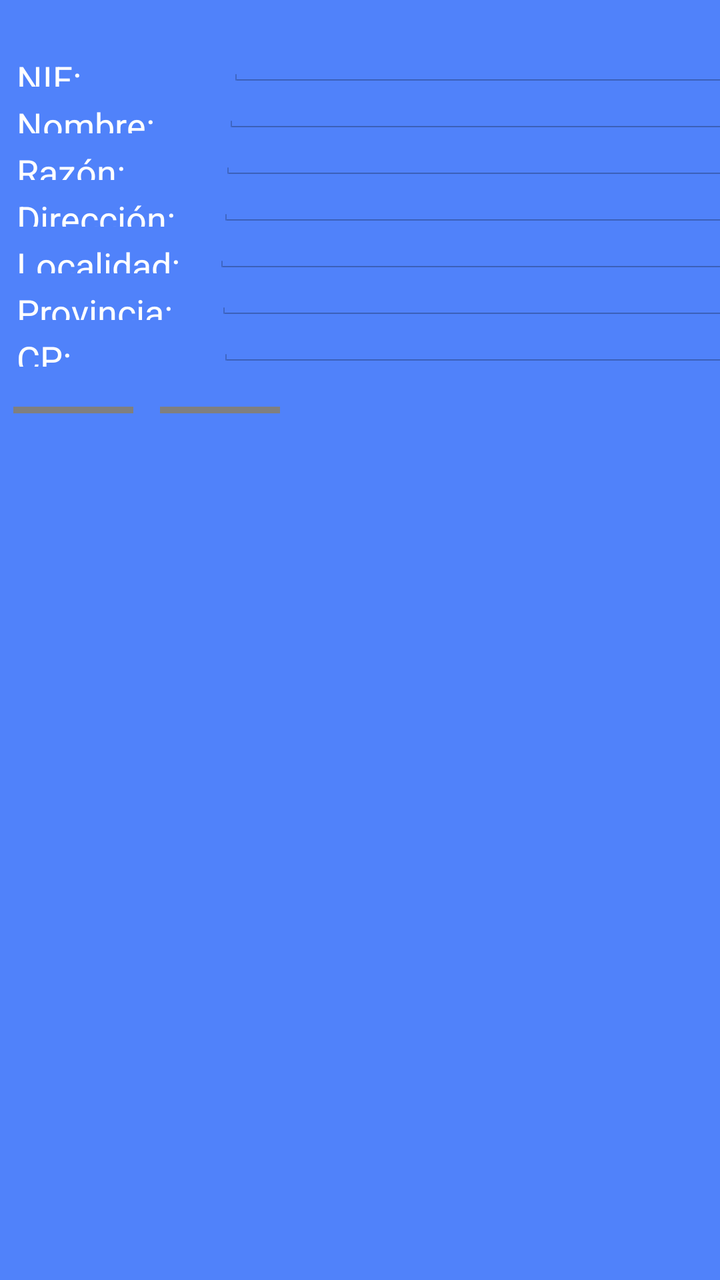
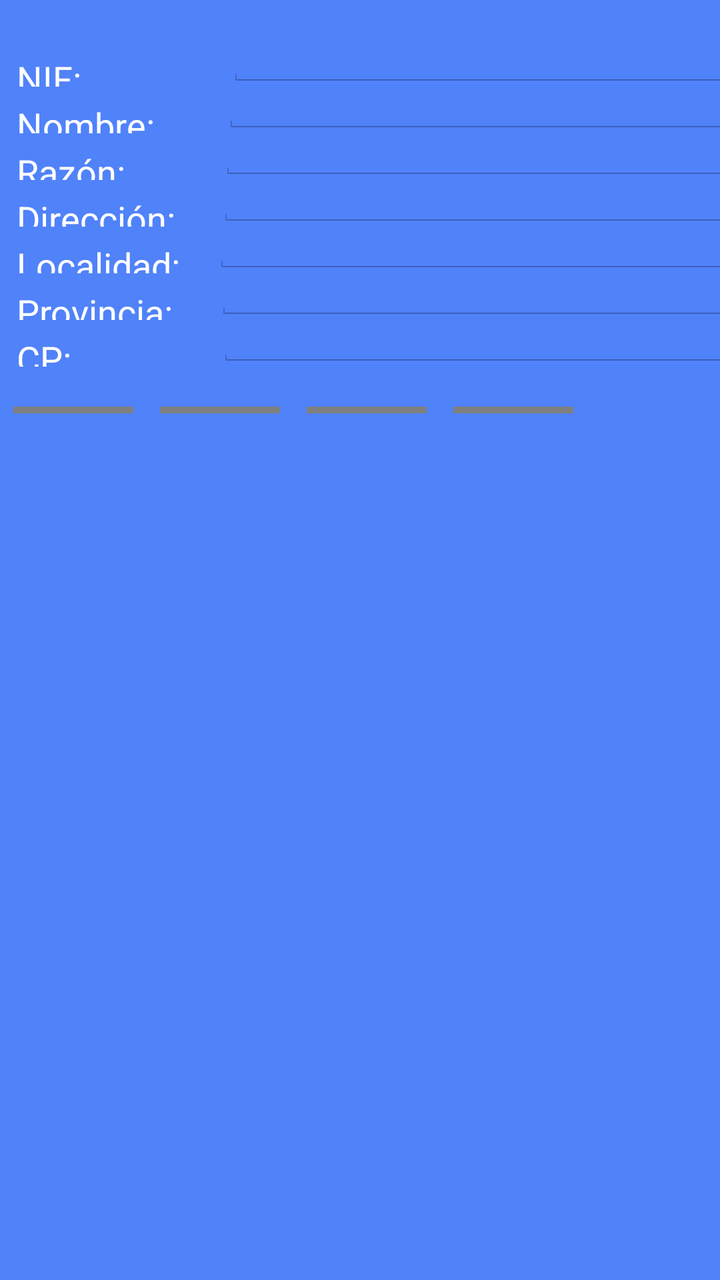

An Android layout rendered at two revisions. The XML below is the earlier revision; the diff shows what the commit changed to produce the second picture.
<!-- AndroidManifest.xml: application theme AppTheme -->
<!-- res/layout/activity_customer_data.xml -->
<LinearLayout xmlns:android="http://schemas.android.com/apk/res/android"
    android:layout_width="match_parent"
    android:layout_height="match_parent"
    android:orientation="horizontal"
    android:layout_marginTop="20dp"
    android:background="@color/Edicards" >

    <LinearLayout
        android:layout_width="wrap_content"
        android:layout_height="wrap_content"
        android:layout_marginTop="20dp"
        android:orientation="vertical" >

        <LinearLayout
            android:layout_width="fill_parent"
            android:layout_height="70px"
            android:orientation="horizontal" >

            <TextView
                android:id="@+id/lblNIFClienteLabel"
                android:layout_width="wrap_content"
                android:layout_height="wrap_content"
                android:layout_marginLeft="25px"
                android:layout_marginRight="25px"
                android:text="NIF:             "
                android:textColor="#FFFFFF"
                android:textSize="@dimen/text_small" />

            <EditText
                android:id="@+id/lblNIFCliente"
                android:layout_width="300dp"
                android:layout_height="wrap_content"
                android:layout_marginLeft="25px"
                android:layout_marginRight="25px"
                android:singleLine="true"
                android:text=""
                android:textSize="@dimen/text_small"
                android:textStyle="bold" />
        </LinearLayout>

        <LinearLayout
            android:layout_width="fill_parent"
            android:layout_height="70px"
            android:orientation="horizontal" >

            <TextView
                android:id="@+id/lblNombreClienteLabel"
                android:layout_width="wrap_content"
                android:layout_height="wrap_content"
                android:layout_marginLeft="25px"
                android:layout_marginRight="25px"
                android:text="Nombre:    "
                android:textColor="#FFFFFF"
                android:textSize="@dimen/text_small" />

            <EditText
                android:id="@+id/lblNombreCliente"
                android:layout_width="300dp"
                android:layout_height="wrap_content"
                android:layout_marginLeft="25px"
                android:layout_marginRight="25px"
                android:singleLine="true"
                android:text=""
                android:textSize="@dimen/text_small"
                android:textStyle="bold" />
        </LinearLayout>

        <LinearLayout
            android:layout_width="fill_parent"
            android:layout_height="70px"
            android:orientation="horizontal" >

            <TextView
                android:id="@+id/lblRazonClienteLabel"
                android:layout_width="wrap_content"
                android:layout_height="wrap_content"
                android:layout_marginLeft="25px"
                android:layout_marginRight="25px"
                android:text="Razón:       "
                android:textColor="#FFFFFF"
                android:textSize="@dimen/text_small" />

            <EditText
                android:id="@+id/lblRazonCliente"
                android:layout_width="300dp"
                android:layout_height="wrap_content"
                android:layout_marginLeft="25px"
                android:layout_marginRight="25px"
                android:singleLine="true"
                android:text=""
                android:textSize="@dimen/text_small"
                android:textStyle="bold" />
        </LinearLayout>

        <LinearLayout
            android:layout_width="fill_parent"
            android:layout_height="70px"
            android:orientation="horizontal" >

            <TextView
                android:id="@+id/lblDireccionClienteLabel"
                android:layout_width="wrap_content"
                android:layout_height="wrap_content"
                android:layout_marginLeft="25px"
                android:layout_marginRight="25px"
                android:text="Dirección: "
                android:textColor="#FFFFFF"
                android:textSize="@dimen/text_small" />

            <EditText
                android:id="@+id/lblDireccionCliente"
                android:layout_width="300dp"
                android:layout_height="wrap_content"
                android:layout_marginLeft="25px"
                android:layout_marginRight="25px"
                android:singleLine="true"
                android:text=""
                android:textSize="@dimen/text_small"
                android:textStyle="bold" />
        </LinearLayout>

        <LinearLayout
            android:layout_width="fill_parent"
            android:layout_height="70px"
            android:orientation="horizontal" >

            <TextView
                android:id="@+id/lblLocalidadClienteLabel"
                android:layout_width="wrap_content"
                android:layout_height="wrap_content"
                android:layout_marginLeft="25px"
                android:layout_marginRight="25px"
                android:text="Localidad:"
                android:textColor="#FFFFFF"
                android:textSize="@dimen/text_small" />

            <EditText
                android:id="@+id/lblLocalidadCliente"
                android:layout_width="300dp"
                android:layout_height="wrap_content"
                android:layout_marginLeft="25px"
                android:layout_marginRight="25px"
                android:singleLine="true"
                android:text=""
                android:textSize="@dimen/text_small"
                android:textStyle="bold" />
        </LinearLayout>

        <LinearLayout
            android:layout_width="fill_parent"
            android:layout_height="70px"
            android:orientation="horizontal" >

            <TextView
                android:id="@+id/lblProvinciaClienteLabel"
                android:layout_width="wrap_content"
                android:layout_height="wrap_content"
                android:layout_marginLeft="25px"
                android:layout_marginRight="25px"
                android:text="Provincia: "
                android:textColor="#FFFFFF"
                android:textSize="@dimen/text_small" />

            <EditText
                android:id="@+id/lblProvinciaCliente"
                android:layout_width="300dp"
                android:layout_height="wrap_content"
                android:layout_marginLeft="25px"
                android:layout_marginRight="25px"
                android:singleLine="true"
                android:text=""
                android:textSize="@dimen/text_small"
                android:textStyle="bold" />
        </LinearLayout>
        
        <LinearLayout
            android:layout_width="fill_parent"
            android:layout_height="70px"
            android:orientation="horizontal" >

            <TextView
                android:id="@+id/lblCodigoPostalClienteLabel"
                android:layout_width="wrap_content"
                android:layout_height="wrap_content"
                android:layout_marginLeft="25px"
                android:layout_marginRight="25px"
                android:text="CP:             "
                android:textColor="#FFFFFF"
                android:textSize="@dimen/text_small" />

            <EditText
                android:id="@+id/lblCodigoPostalCliente"
                android:layout_width="300dp"
                android:layout_height="wrap_content"
                android:layout_marginLeft="25px"
                android:layout_marginRight="25px"
                android:singleLine="true"
                android:text=""
                android:textSize="@dimen/text_small"
                android:textStyle="bold" />
        </LinearLayout>
        
        <LinearLayout
            android:layout_width="fill_parent"
            android:layout_height="70px"
            android:orientation="horizontal" >

            <net.ifeu.library.Controls.ButtonColor
                android:id="@+id/btnGenerateAlbaran"
                android:layout_marginLeft="20px"
		        android:layout_marginRight="20px"
        		android:layout_width="180px"
		     	android:layout_marginBottom="20dp"
		     	android:layout_marginTop="20dp"
		     	android:layout_height="40px"
		     	android:background="@drawable/background_button"
		     	android:textColor="@color/Black"
                android:onClick="OnApply"
                android:text="Aplicar cambios"/>
            
             <net.ifeu.library.Controls.ButtonColor
                android:id="@+id/btnCancel"
                android:layout_marginLeft="20px"
		        android:layout_marginRight="20px"
        		android:layout_width="180px"
		     	android:layout_marginBottom="20dp"
		     	android:layout_marginTop="20dp"
		     	android:layout_height="40px"
		     	android:background="@drawable/background_button"
		     	android:textColor="@color/Black"
                android:onClick="OnClose"
                android:text="Cerrar Pantalla"/>
        </LinearLayout>
    </LinearLayout>

    <LinearLayout
        android:layout_width="wrap_content"
        android:layout_height="wrap_content"
        android:orientation="vertical"
        android:layout_marginTop="20dp" >

        
        <LinearLayout
            android:layout_width="fill_parent"
            android:layout_height="70px"
            android:orientation="horizontal" >

            <TextView
                android:id="@+id/lblTelefono1ClienteLabel"
                android:layout_width="wrap_content"
                android:layout_height="wrap_content"
                android:layout_marginLeft="25px"
                android:layout_marginRight="25px"
                android:singleLine="true"
                android:text="Teléfono 1:"
                android:textColor="#FFFFFF"
                android:textSize="@dimen/text_small" />

            <EditText
                android:id="@+id/lblTelefono1Cliente"
                android:layout_width="300dp"
                android:layout_height="wrap_content"
                android:layout_marginLeft="25px"
                android:layout_marginRight="25px"
                android:text=""
                android:textSize="@dimen/text_small"
                android:textStyle="bold" />
        </LinearLayout>

        <LinearLayout
            android:layout_width="fill_parent"
            android:layout_height="70px"
            android:orientation="horizontal" >

            <TextView
                android:id="@+id/lblTelefono2ClienteLabel"
                android:layout_width="wrap_content"
                android:layout_height="wrap_content"
                android:layout_marginLeft="25px"
                android:layout_marginRight="25px"
                android:singleLine="true"
                android:text="Teléfono 2:"
                android:textColor="#FFFFFF"
                android:textSize="@dimen/text_small" />

            <EditText
                android:id="@+id/lblTelefono2Cliente"
                android:layout_width="300dp"
                android:layout_height="wrap_content"
                android:layout_marginLeft="25px"
                android:layout_marginRight="25px"
                android:text=""
                android:textSize="@dimen/text_small"
                android:textStyle="bold" />
        </LinearLayout>

        <LinearLayout
            android:layout_width="fill_parent"
            android:layout_height="70px"
            android:orientation="horizontal" >

            <TextView
                android:id="@+id/lblFaxClienteLabel"
                android:layout_width="wrap_content"
                android:layout_height="wrap_content"
                android:layout_marginLeft="25px"
                android:layout_marginRight="25px"
                android:text="FAX:             "
                android:textColor="#FFFFFF"
                android:textSize="@dimen/text_small" />

            <EditText
                android:id="@+id/lblFaxCliente"
                android:layout_width="300dp"
                android:layout_height="wrap_content"
                android:layout_marginLeft="25px"
                android:layout_marginRight="25px"
                android:singleLine="true"
                android:text=""
                android:textSize="@dimen/text_small"
                android:textStyle="bold" />
        </LinearLayout>

        <LinearLayout
            android:layout_width="fill_parent"
            android:layout_height="70px"
            android:orientation="horizontal" >

            <TextView
                android:id="@+id/lblFaxMailLabel"
                android:layout_width="wrap_content"
                android:layout_height="wrap_content"
                android:layout_marginLeft="25px"
                android:layout_marginRight="25px"
                android:text="MAIL:           "
                android:textColor="#FFFFFF"
                android:textSize="@dimen/text_small" />

            <EditText
                android:id="@+id/lblMailCliente"
                android:layout_width="300dp"
                android:layout_height="wrap_content"
                android:layout_marginLeft="25px"
                android:layout_marginRight="25px"
                android:singleLine="true"
                android:text=""
                android:textSize="@dimen/text_small"
                android:textStyle="bold" />
        </LinearLayout>
        
         <LinearLayout
            android:layout_width="fill_parent"
            android:layout_height="70px"
            android:orientation="horizontal" >

            <TextView
                android:id="@+id/lblCCCLabel"
                android:layout_width="wrap_content"
                android:layout_height="wrap_content"
                android:layout_marginLeft="25px"
                android:layout_marginRight="25px"
                android:text="Cuenta Corriente:    "
                android:textColor="#FFFFFF"
                android:textSize="@dimen/text_small" />

            <EditText
                android:id="@+id/lblCCCCliente"
                android:layout_width="300dp"
                android:layout_height="wrap_content"
                android:layout_marginLeft="25px"
                android:layout_marginRight="25px"
                android:singleLine="true"
                android:text=""
                android:textSize="@dimen/text_small"
                android:textStyle="bold" />
        </LinearLayout>
        
         <LinearLayout
            android:layout_width="fill_parent"
            android:layout_height="70px"
            android:orientation="horizontal" >

            <TextView
                android:id="@+id/lblRepresentanteClienteLabel"
                android:layout_width="wrap_content"
                android:layout_height="wrap_content"
                android:layout_marginLeft="25px"
                android:layout_marginRight="25px"
                android:text="Represent. Tienda: "
                android:textColor="#FFFFFF"
                android:textSize="@dimen/text_small" />

            <EditText
                android:id="@+id/lblRepresentanteCliente"
                android:layout_width="300dp"
                android:layout_height="wrap_content"
                android:layout_marginLeft="25px"
                android:layout_marginRight="25px"
                android:singleLine="true"
                android:text=""
                android:textSize="@dimen/text_small"
                android:textStyle="bold" />
        </LinearLayout>
        
         <LinearLayout
            android:layout_width="fill_parent"
            android:layout_height="70px"
            android:orientation="horizontal" >

            <TextView
                android:id="@+id/lblDniRepresentanteClienteLabel"
                android:layout_width="wrap_content"
                android:layout_height="wrap_content"
                android:layout_marginLeft="25px"
                android:layout_marginRight="25px"
                android:text="DNI Repres Tienda: "
                android:textColor="#FFFFFF"
                android:textSize="@dimen/text_small" />

            <EditText
                android:id="@+id/lblDniRepresentanteCliente"
                android:layout_width="300dp"
                android:layout_height="wrap_content"
                android:layout_marginLeft="25px"
                android:layout_marginRight="25px"
                android:singleLine="true"
                android:text=""
                android:textSize="@dimen/text_small"
                android:textStyle="bold" />
        </LinearLayout>

</LinearLayout>        
</LinearLayout>
<!-- resources referenced by this layout -->
<resources>
  <color name="Black">#000000</color>
  <color name="Edicards">#5082FA</color>
  <dimen name="text_small">18sp</dimen>
  <!-- drawable background_button (drawable) -->
  <?xml version="1.0" encoding="utf-8"?>
   
  <shape xmlns:android="http://schemas.android.com/apk/res/android" 
       android:shape="rectangle">
      <gradient android:startColor="#AAAAAA" android:endColor="#FFFFFF"
              android:angle="270"/>
      <stroke android:width="2dp"
              android:color="@color/Azure" />
      <corners android:bottomRightRadius="7dp"
          android:bottomLeftRadius="5dp" 
          android:topLeftRadius="5dp"
          android:topRightRadius="7dp"/>    
  </shape>
  <style name="AppTheme" parent="android:Theme.Light">
          <item name="android:fontFamily">sans-serif-light</item>
          <item name="android:textStyle">bold</item>
          <item name="android:textSize">28sp</item>
          <item name="android:text">serif-monospace</item>
          <item name="android:alertDialogTheme">@style/AlertDialogCustom</item>
  
      </style>
  <color name="Azure">#F0FFFF</color>
  <style name="AlertDialogCustom" parent="android:Theme.Holo.Dialog">
          <item name="android:textColor">#00FF00</item>
          <item name="android:typeface">monospace</item>
          <item name="android:textSize">48sp</item>
      </style>
</resources>

<!-- the commit's change to res/layout/activity_customer_data.xml (unified diff, before → after) -->
@@ -206,7 +206,7 @@
             android:orientation="horizontal" >
 
             <net.ifeu.library.Controls.ButtonColor
-                android:id="@+id/btnGenerateAlbaran"
+                android:id="@+id/btnApplyChanges"
                 android:layout_marginLeft="20px"
 		        android:layout_marginRight="20px"
         		android:layout_width="180px"
@@ -219,7 +219,7 @@
                 android:text="Aplicar cambios"/>
             
              <net.ifeu.library.Controls.ButtonColor
-                android:id="@+id/btnCancel"
+                android:id="@+id/btnDiscardChanges"
                 android:layout_marginLeft="20px"
 		        android:layout_marginRight="20px"
         		android:layout_width="180px"
@@ -230,6 +230,32 @@
 		     	android:textColor="@color/Black"
                 android:onClick="OnClose"
                 android:text="Cerrar Pantalla"/>
+
+            <net.ifeu.library.Controls.ButtonColor
+                android:id="@+id/btnFrontPhoto"
+                android:layout_marginLeft="20px"
+                android:layout_marginRight="20px"
+                android:layout_width="180px"
+                android:layout_marginBottom="20dp"
+                android:layout_marginTop="20dp"
+                android:layout_height="40px"
+                android:background="@drawable/background_button"
+                android:textColor="@color/Black"
+                android:onClick="OnClose"
+                android:text="Tomar foto Anverso"/>
+
+            <net.ifeu.library.Controls.ButtonColor
+                android:id="@+id/btnbBackPhoto"
+                android:layout_marginLeft="20px"
+                android:layout_marginRight="20px"
+                android:layout_width="180px"
+                android:layout_marginBottom="20dp"
+                android:layout_marginTop="20dp"
+                android:layout_height="40px"
+                android:background="@drawable/background_button"
+                android:textColor="@color/Black"
+                android:onClick="OnClose"
+                android:text="Tomar foto Reverso"/>
         </LinearLayout>
     </LinearLayout>
 
